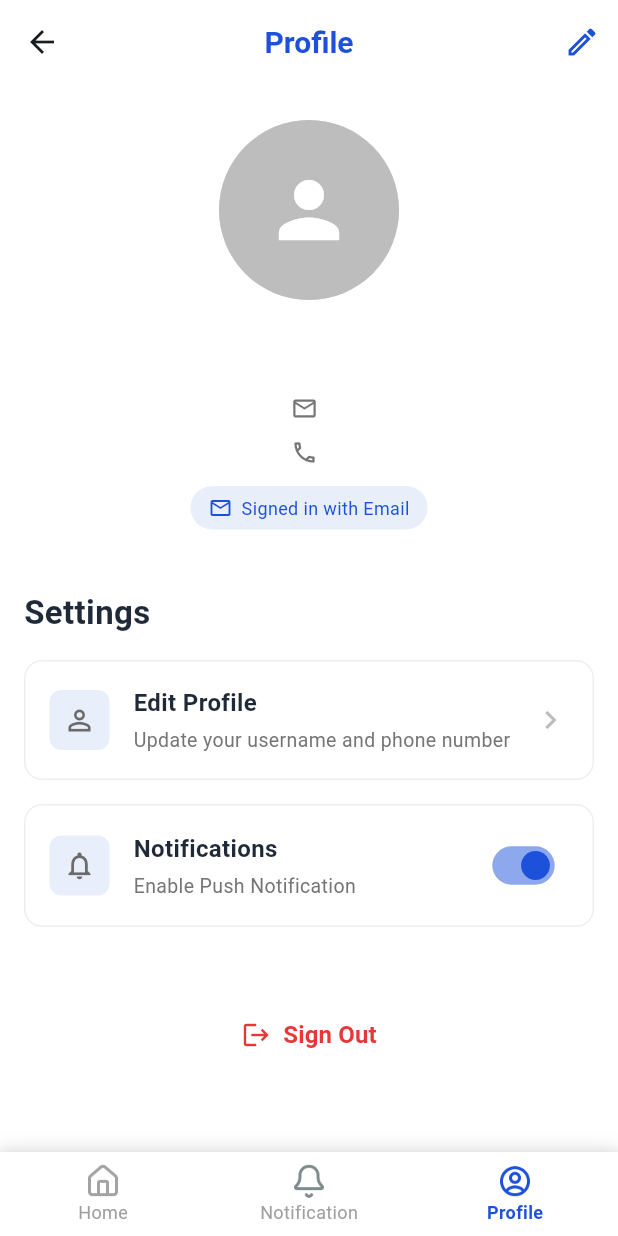
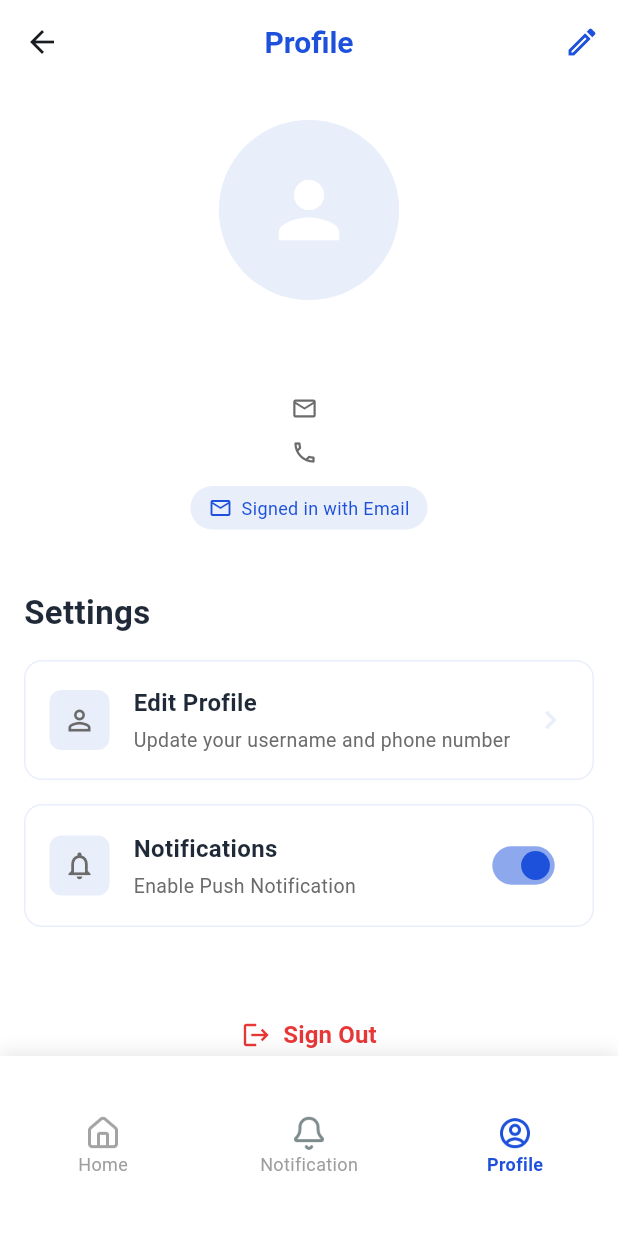
Before and after one commit to Iftikhar-Shams-Niloy/flutter_auto_service_app, a Flutter app: the DashboardScreen screen opened directly, item 3 of the bottom bar chosen, on a phone screen of 412 x 824 dp. Run offline on Flutter 3.47's test engine with Material 3 defaults, Android fonts, the light colour scheme and no system bars; our stand-ins replace carousel_slider, cloud_firestore, firebase_auth, firebase_core, flutter_slidable, google_sign_in; missing offline and left inert: flutter_facebook_auth; accounts and stored records are empty; generated files the repository leaves out were written again.

Commit message:
Alignment correction on screens

```diff
--- a/lib/screens/dashboard_screen.dart
+++ b/lib/screens/dashboard_screen.dart
@@ -25,7 +25,9 @@ class _DashboardScreenState extends State<DashboardScreen> {
     return Scaffold(
       body: _screens[_currentIndex],
       bottomNavigationBar: Container(
+        height: 120,
         decoration: BoxDecoration(
+          color: Colors.white,
           boxShadow: [
             BoxShadow(
               color: Colors.black.withValues(alpha: 0.1),
@@ -50,6 +52,7 @@ class _DashboardScreenState extends State<DashboardScreen> {
             fontWeight: FontWeight.w600,
           ),
           unselectedLabelStyle: const TextStyle(fontSize: 12),
+          elevation: 0,
           items: const [
             BottomNavigationBarItem(
               icon: Image(
--- a/lib/screens/notification_screen.dart
+++ b/lib/screens/notification_screen.dart
@@ -80,14 +80,14 @@ class _NotificationScreenState extends State<NotificationScreen> {
                   Icon(
                     Icons.notifications_off_outlined,
                     size: 80,
-                    color: Colors.grey[300],
+                    color: MyAppColors.textFieldBackground,
                   ),
                   const SizedBox(height: 16),
                   Text(
                     'No notifications',
                     style: TextStyle(
                       fontSize: 18,
-                      color: Colors.grey[600],
+                      color: MyAppColors.textGrey,
                       fontWeight: FontWeight.w500,
                     ),
                   ),
--- a/lib/screens/profile_screen.dart
+++ b/lib/screens/profile_screen.dart
@@ -59,7 +59,10 @@ class _ProfileScreenState extends State<ProfileScreen> {
         actions: [
           IconButton(
             onPressed: () => _showEditProfileDialog(context),
-            icon: const Icon(Icons.edit_outlined, color: MyAppColors.primaryBlue),
+            icon: const Icon(
+              Icons.edit_outlined,
+              color: MyAppColors.primaryBlue,
+            ),
           ),
         ],
       ),
@@ -76,7 +79,7 @@ class _ProfileScreenState extends State<ProfileScreen> {
                     height: 120,
                     decoration: BoxDecoration(
                       shape: BoxShape.circle,
-                      color: Colors.grey[300],
+                      color: MyAppColors.textFieldBackground,
                     ),
                     child:
                         _user?.photoUrl != null && _user!.photoUrl!.isNotEmpty
@@ -118,7 +121,7 @@ class _ProfileScreenState extends State<ProfileScreen> {
                             Icon(
                               Icons.email_outlined,
                               size: 18,
-                              color: Colors.grey[600],
+                              color: MyAppColors.textGrey,
                             ),
                             const SizedBox(width: 6),
                             Flexible(
@@ -126,7 +129,7 @@ class _ProfileScreenState extends State<ProfileScreen> {
                                 _user?.email ?? 'No email',
                                 style: TextStyle(
                                   fontSize: 14,
-                                  color: Colors.grey[600],
+                                  color: MyAppColors.textGrey,
                                 ),
                                 overflow: TextOverflow.ellipsis,
                               ),
@@ -140,14 +143,14 @@ class _ProfileScreenState extends State<ProfileScreen> {
                             Icon(
                               Icons.phone_outlined,
                               size: 18,
-                              color: Colors.grey[600],
+                              color: MyAppColors.textGrey,
                             ),
                             const SizedBox(width: 6),
                             Text(
                               _user?.mobileNumber ?? 'No phone number',
                               style: TextStyle(
                                 fontSize: 14,
-                                color: Colors.grey[600],
+                                color: MyAppColors.textGrey,
                               ),
                             ),
                           ],
@@ -222,7 +225,7 @@ class _ProfileScreenState extends State<ProfileScreen> {
                             color: Colors.white,
                             borderRadius: BorderRadius.circular(12),
                             border: Border.all(
-                              color: Colors.grey[200]!,
+                              color: MyAppColors.textFieldBackground,
                               width: 1,
                             ),
                           ),
@@ -260,7 +263,7 @@ class _ProfileScreenState extends State<ProfileScreen> {
                                       'Enable Push Notification',
                                       style: TextStyle(
                                         fontSize: 13,
-                                        color: Colors.grey[600],
+                                        color: MyAppColors.textGrey,
                                       ),
                                     ),
                                   ],
@@ -338,7 +341,7 @@ class _ProfileScreenState extends State<ProfileScreen> {
       height: 120,
       decoration: BoxDecoration(
         shape: BoxShape.circle,
-        color: Colors.grey[400],
+        color: MyAppColors.textFieldBackground,
       ),
       child: const Icon(Icons.person, size: 60, color: Colors.white),
     );
@@ -357,7 +360,7 @@ class _ProfileScreenState extends State<ProfileScreen> {
         decoration: BoxDecoration(
           color: Colors.white,
           borderRadius: BorderRadius.circular(12),
-          border: Border.all(color: Colors.grey[200]!, width: 1),
+          border: Border.all(color: MyAppColors.textFieldBackground, width: 1),
         ),
         padding: const EdgeInsets.all(16),
         child: Row(
@@ -387,12 +390,12 @@ class _ProfileScreenState extends State<ProfileScreen> {
                   const SizedBox(height: 4),
                   Text(
                     subtitle,
-                    style: TextStyle(fontSize: 13, color: Colors.grey[600]),
+                    style: TextStyle(fontSize: 13, color: MyAppColors.textGrey),
                   ),
                 ],
               ),
             ),
-            Icon(Icons.chevron_right, color: Colors.grey[400], size: 24),
+            Icon(Icons.chevron_right, color: MyAppColors.textFieldBackground, size: 24),
           ],
         ),
       ),
```
Also changed, not shown: lib/screens/home_screen.dart (+10 -7 lines), lib/screens/splash_screen.dart (+8 -19 lines).
